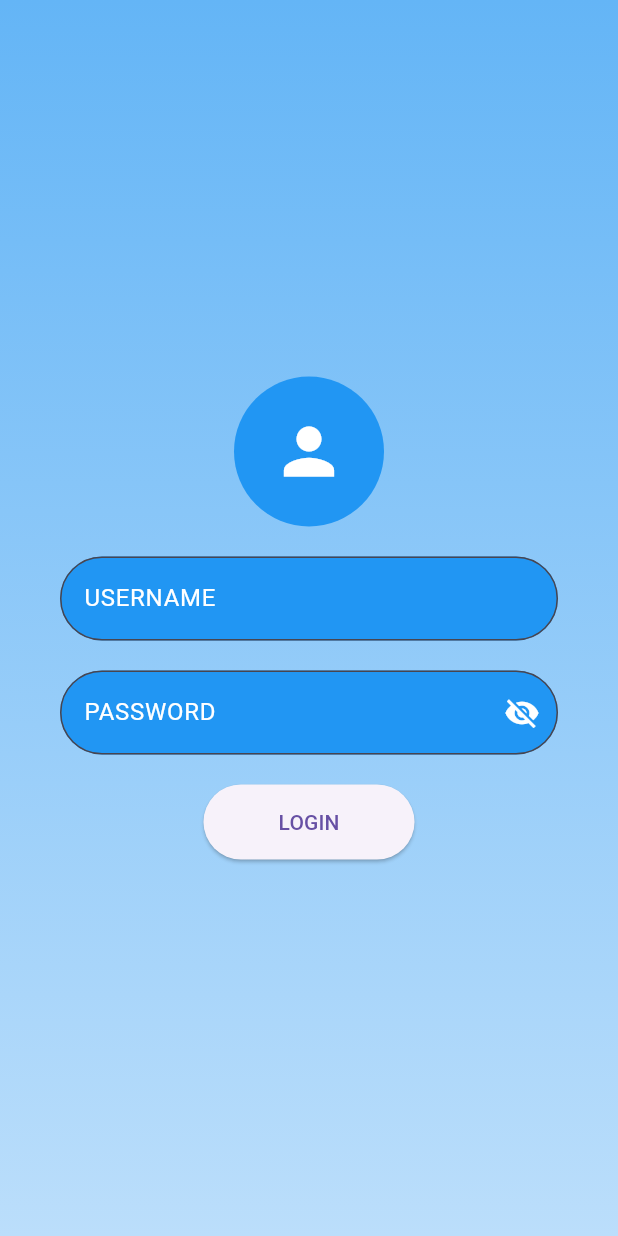
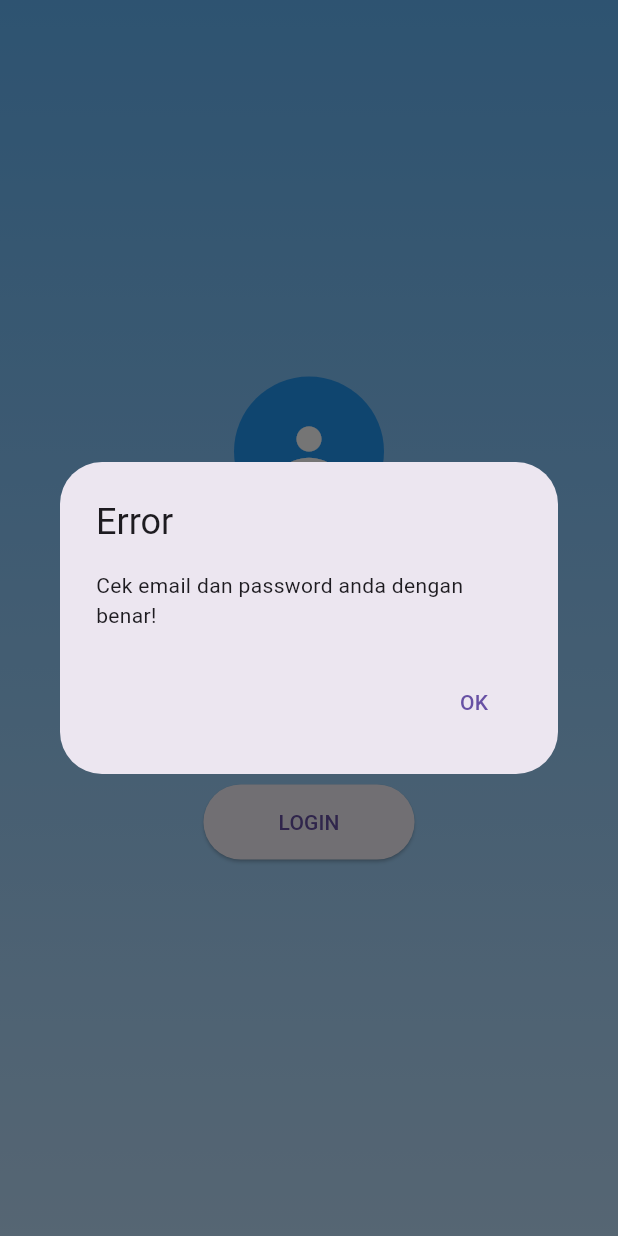
Before and after one commit to Zultanvv/TAVA, a Flutter app: the screen it shows after launch, after a tap on "LOGIN", on a phone screen of 412 x 824 dp. Run offline on Flutter 3.47's test engine with Material 3 defaults, Android fonts, the phone set to English and light mode, and no system bars; our stand-ins replace firebase_auth, firebase_core, speech_to_text; accounts and stored records are empty.

Commit message:
logindone

```diff
--- a/lib/login.dart
+++ b/lib/login.dart
@@ -10,8 +10,32 @@ class LoginScreen extends StatefulWidget {
 class _LoginScreenState extends State<LoginScreen> {
   final TextEditingController _emailController = TextEditingController();
   final TextEditingController _passwordController = TextEditingController();
+  bool _isPasswordVisible = false;
+
+  void _showErrorDialog(String message) {
+    showDialog(
+      context: context,
+      builder: (context) => AlertDialog(
+        title: Text('Error'),
+        content: Text(message),
+        actions: [
+          TextButton(
+            onPressed: () {
+              Navigator.of(context).pop();
+            },
+            child: Text('OK'),
+          ),
+        ],
+      ),
+    );
+  }
 
   void _signIn() async {
+    if (_emailController.text.isEmpty || _passwordController.text.isEmpty) {
+      _showErrorDialog('Cek email dan password anda dengan benar!');
+      return;
+    }
+
     try {
       final credential = await FirebaseAuth.instance.signInWithEmailAndPassword(
         email: _emailController.text,
@@ -27,9 +51,9 @@ class _LoginScreenState extends State<LoginScreen> {
       }
     } on FirebaseAuthException catch (e) {
       if (e.code == 'user-not-found') {
-        print('No user found for that email.');
+        _showErrorDialog('No user found for that email.');
       } else if (e.code == 'wrong-password') {
-        print('Wrong password provided for that user.');
+        _showErrorDialog('Wrong password provided for that user.');
       }
     }
   }
@@ -77,7 +101,7 @@ class _LoginScreenState extends State<LoginScreen> {
                         decoration: InputDecoration(
                           filled: true,
                           fillColor: Colors.blue,
-                          labelText: 'USERNAME',
+                          labelText: 'Email',
                           labelStyle: TextStyle(color: Colors.white),
                           border: OutlineInputBorder(
                             borderRadius: BorderRadius.circular(30.0),
@@ -87,15 +111,22 @@ class _LoginScreenState extends State<LoginScreen> {
                       SizedBox(height: 20),
                       TextField(
                         controller: _passwordController,
-                        obscureText: true,
+                        obscureText: !_isPasswordVisible,
                         decoration: InputDecoration(
                           filled: true,
                           fillColor: Colors.blue,
-                          labelText: 'PASSWORD',
+                          labelText: 'Password',
                           labelStyle: TextStyle(color: Colors.white),
                           suffixIcon: IconButton(
-                            icon: Icon(Icons.visibility_off, color: Colors.white),
-                            onPressed: () {},
+                            icon: Icon(
+                              _isPasswordVisible ? Icons.visibility : Icons.visibility_off,
+                              color: Colors.white,
+                            ),
+                            onPressed: () {
+                              setState(() {
+                                _isPasswordVisible = !_isPasswordVisible;
+                              });
+                            },
                           ),
                           border: OutlineInputBorder(
                             borderRadius: BorderRadius.circular(30.0),
--- a/lib/voice.dart
+++ b/lib/voice.dart
@@ -41,9 +41,6 @@ class _VoiceControlScreenState extends State<VoiceControlScreen> {
   @override
   Widget build(BuildContext context) {
     return Scaffold(
-      appBar: AppBar(
-        title: Text('Voice Control'),
-      ),
       body: Center(
         child: Column(
           mainAxisAlignment: MainAxisAlignment.center,
--- a/pubspec.yaml
+++ b/pubspec.yaml
@@ -32,6 +32,7 @@ dependencies:
     sdk: flutter
   speech_to_text: 6.6.2
   audio_waveforms: 1.0.5
+  flutter_local_notifications: ^12.0.0
 
   # The following adds the Cupertino Icons font to your application.
   # Use with the CupertinoIcons class for iOS style icons.
```
Also changed, not shown: lib/main.dart (+174 -32 lines), pubspec.lock, 1 other file.
